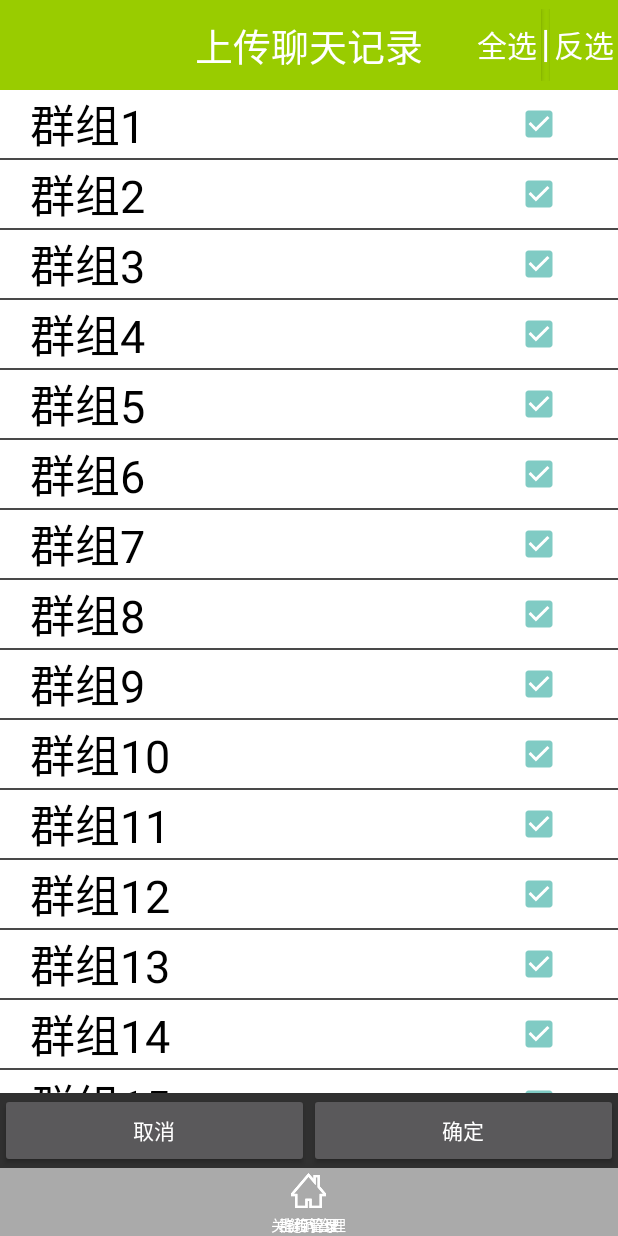
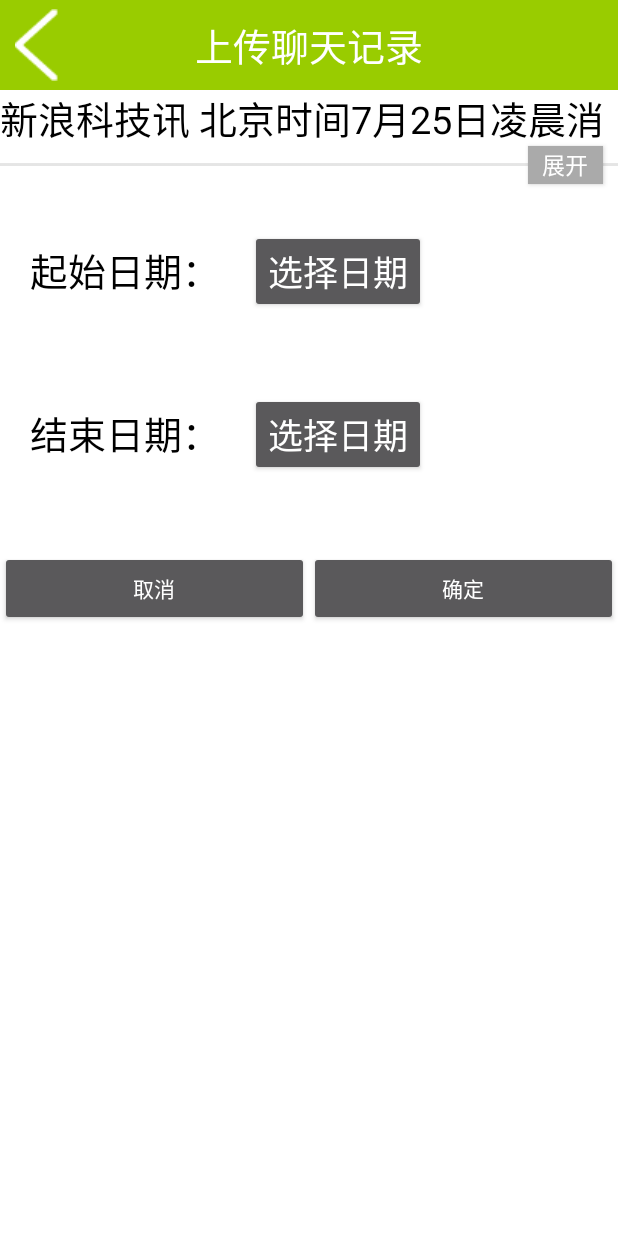
Before and after one commit to AfricanGigolo/WechatHelper, an Android app: the FirstFragment screen opened directly, with no data from a screen before it, after a tap on "确定", on a phone screen of 412 x 824 dp. Run offline under Robolectric (Android 15) with nearby library versions, the phone set to English and light mode, and no system bars; 1 statement that could not run was skipped; 1 other tap on this screen came first.

Commit message:
增加上传聊天记录确认页

```diff
--- a/app/src/main/AndroidManifest.xml
+++ b/app/src/main/AndroidManifest.xml
@@ -23,6 +23,7 @@
             </intent-filter>
         </activity>
         <activity android:name=".MainActivity"/>
+        <activity android:name=".Fm1UploadActivity"></activity>
     </application>
 
 </manifest>
--- a/app/src/main/java/com/example/chenjunfan/wechathelper/FirstFragment.java
+++ b/app/src/main/java/com/example/chenjunfan/wechathelper/FirstFragment.java
@@ -1,5 +1,6 @@
 package com.example.chenjunfan.wechathelper;
 
+import android.content.Intent;
 import android.os.Bundle;
 import android.support.v4.app.Fragment;
 import android.view.LayoutInflater;
@@ -94,6 +95,8 @@ public class FirstFragment extends Fragment implements View.OnClickListener {
                 break;
 
             case R.id.bt_fm1_yes:
+                Intent intent = new Intent(getActivity(),Fm1UploadActivity.class);
+                startActivity(intent);
                 break;
 
             case R.id.bt_fm1_cancle:
--- /dev/null
+++ b/app/src/main/java/com/example/chenjunfan/wechathelper/Fm1UploadActivity.java
@@ -0,0 +1,190 @@
+package com.example.chenjunfan.wechathelper;
+
+import android.app.Activity;
+import android.app.DatePickerDialog;
+import android.app.Dialog;
+import android.os.Bundle;
+import android.view.View;
+import android.view.ViewTreeObserver;
+import android.widget.Button;
+import android.widget.DatePicker;
+import android.widget.FrameLayout;
+import android.widget.ImageButton;
+import android.widget.ImageView;
+import android.widget.TextView;
+
+import java.util.Calendar;
+
+/**
+ * Created by chenjunfan on 2017/2/16.
+ */
+
+public class Fm1UploadActivity extends Activity implements View.OnClickListener {
+    TextView longTV,shortTV;
+    FrameLayout fl_desc;
+    Button moreBT,date1BT,date2BT;
+    ImageButton reBT;
+    ImageView moreIV;
+    boolean isInit = false;
+    boolean isShowShortText = true;
+    private int year1,year2;
+    private int month1,month2;
+    private int day1,day2;
+    @Override
+    protected void onCreate(Bundle savedInstanceState) {
+        super.onCreate(savedInstanceState);
+        setContentView(R.layout.activity_fm1upload);
+        initView();
+        Calendar mycalendar=Calendar.getInstance();
+
+        year1=mycalendar.get(Calendar.YEAR); //获取Calendar对象中的年
+        month1=mycalendar.get(Calendar.MONTH);//获取Calendar对象中的月
+        day1=mycalendar.get(Calendar.DAY_OF_MONTH);//获取这个月的第几天
+
+
+    }
+
+    private void initView()
+    {
+        fl_desc = (FrameLayout) findViewById(R.id.fl_desc);
+        longTV = (TextView) findViewById(R.id.tv_fm1up_long);
+        shortTV = (TextView) findViewById(R.id.tv_fm1up_short);
+        moreBT = (Button) findViewById(R.id.bt_fm1up_more);
+        moreIV = (ImageView) findViewById(R.id.iv_fm1up_moreline);
+        date1BT = (Button) findViewById(R.id.bt_fm1up_date1);
+        date2BT = (Button) findViewById(R.id.bt_fm1up_date2);
+        reBT = (ImageButton) findViewById(R.id.bt_fm1up_re);
+
+        moreBT.setOnClickListener(this);
+        date2BT.setOnClickListener(this);
+        date1BT.setOnClickListener(this);
+        reBT.setOnClickListener(this);
+
+        String str = "新浪科技讯 北京时间7月25日凌晨消息，在今天举行的新产品发布会上，谷歌发布Android 4.3版本，代号仍为\"果冻豆(Jelly Bean)\"。今天发布的新一代Nexus 7将搭载该操作系统，Nexus系列设备今日可收到OTA推送更新。\r\nAndroid 4.3操作系统新增一系列功能。首先是多用户设置功能，包括针对保护儿童的“受限文件(restricted profiles)”特性。用户可以对应用内容进行限制，防止儿童在使用应用时看到不适宜内容，或接触不合适的应用内购买广告。这项功能与微软Windows Phone的\"儿童乐园(Microsoft's Kid's Corner)\"功能类似。\r\n第二项升级是智能蓝牙(Bluetooth Smart)功能，即\"低功耗蓝牙(Bluetooth Low Energy)\"。";
+        longTV.setText(str);
+        shortTV.setText(str);
+
+        ViewTreeObserver vto = fl_desc.getViewTreeObserver();
+        vto.addOnPreDrawListener(new ViewTreeObserver.OnPreDrawListener() {
+            @Override
+            public boolean onPreDraw() {
+                if (isInit)
+                    return true;
+                if (mesureDescription(shortTV, longTV)) {
+                    moreIV.setVisibility(View.VISIBLE);
+                    moreBT.setVisibility(View.VISIBLE);
+                }
+                isInit = true;
+                return true;
+            }
+        });
+
+
+    }
+
+    /**
+     * 计算描述信息是否过长
+     */
+    private boolean mesureDescription(TextView shortView, TextView longView) {
+        final int shortHeight = shortView.getHeight();
+        final int longHeight = longView.getHeight();
+        if (longHeight > shortHeight) {
+            shortView.setVisibility(View.VISIBLE);
+            longView.setVisibility(View.GONE);
+            return true;
+        }
+        shortView.setVisibility(View.GONE);
+        longView.setVisibility(View.VISIBLE);
+        return false;
+    }
+
+    @Override
+    public void onClick(View view) {
+        switch (view.getId())
+        {
+            case R.id.bt_fm1up_more:
+                if (isShowShortText) {
+                    shortTV.setVisibility(View.GONE);
+                    longTV.setVisibility(View.VISIBLE);
+                } else {
+                    shortTV.setVisibility(View.VISIBLE);
+                    longTV.setVisibility(View.GONE);
+                }
+                toogleMoreButton(moreBT);
+                isShowShortText = !isShowShortText;
+                break;
+            case R.id.bt_fm1up_date1:
+                DatePickerDialog dpd=new DatePickerDialog(this,Datelistener1,year1,month1,day1);
+                dpd.show();
+                break;
+            case R.id.bt_fm1up_date2:
+                DatePickerDialog dpd2=new DatePickerDialog(this,Datelistener2,year1,month1,day1);
+                dpd2.show();
+                break;
+            case R.id.bt_fm1up_re:
+                finish();
+                break;
+
+
+        }
+    }
+
+    /**
+     * 更改按钮【更多】的文本
+     */
+    private void toogleMoreButton(Button btn) {
+
+        String text = (String) btn.getText();
+        String moreText = "展开";
+        String lessText = "收起";
+        if (moreText.equals(text)) {
+            btn.setText(lessText);
+        } else {
+            btn.setText(moreText);
+        }
+    }
+
+    private DatePickerDialog.OnDateSetListener Datelistener1=new DatePickerDialog.OnDateSetListener() {
+        /**
+         * params：view：该事件关联的组件
+         * params：myyear：当前选择的年
+         * params：monthOfYear：当前选择的月
+         * params：dayOfMonth：当前选择的日
+         */
+        @Override
+        public void onDateSet(DatePicker view, int myyear, int monthOfYear, int dayOfMonth) {
+
+
+            //修改year、month、day的变量值，以便以后单击按钮时，DatePickerDialog上显示上一次修改后的值
+            year1 = myyear;
+            month1 = monthOfYear;
+            day1 = dayOfMonth;
+            //更新日期
+            date1BT.setText(year1 + "-" + (month1 + 1) + "-" + day1);
+
+        }
+    };
+
+    private DatePickerDialog.OnDateSetListener Datelistener2=new DatePickerDialog.OnDateSetListener() {
+        /**
+         * params：view：该事件关联的组件
+         * params：myyear：当前选择的年
+         * params：monthOfYear：当前选择的月
+         * params：dayOfMonth：当前选择的日
+         */
+        @Override
+        public void onDateSet(DatePicker view, int myyear, int monthOfYear, int dayOfMonth) {
+
+
+            //修改year、month、day的变量值，以便以后单击按钮时，DatePickerDialog上显示上一次修改后的值
+            year2= myyear;
+            month2 = monthOfYear;
+            day2 = dayOfMonth;
+            //更新日期
+            date2BT.setText(year2 + "-" + (month2 + 1) + "-" + day2);
+
+        }
+    };
+
+
+}
--- /dev/null
+++ b/app/src/main/res/layout/activity_fm1upload.xml
@@ -0,0 +1,185 @@
+<?xml version="1.0" encoding="utf-8"?>
+<RelativeLayout xmlns:android="http://schemas.android.com/apk/res/android"
+    xmlns:app="http://schemas.android.com/apk/res-auto"
+    android:layout_width="match_parent"
+    android:layout_height="match_parent"
+    android:background="@android:color/white"
+    >
+
+    <FrameLayout
+        android:layout_width="match_parent"
+        android:layout_height="60dp"
+        android:background="@android:color/holo_green_light"
+        android:layout_alignParentTop="true"
+        >
+        <RelativeLayout
+            android:layout_width="match_parent"
+            android:layout_height="match_parent"
+            >
+
+            <TextView
+                android:gravity="center"
+                android:layout_width="wrap_content"
+                android:layout_height="wrap_content"
+                android:id="@+id/textView"
+                android:layout_centerInParent="true"
+                android:textColor="@android:color/white"
+                android:text="上传聊天记录"
+                android:textSize="25dp"
+                />
+
+            <ImageButton
+                android:layout_width="wrap_content"
+                android:layout_height="wrap_content"
+                android:background="@drawable/tab_re_btn"
+                android:layout_centerVertical="true"
+                android:layout_marginLeft="10dp"
+                android:id="@+id/bt_fm1up_re"
+                />
+
+        </RelativeLayout>
+    </FrameLayout>
+
+    <ScrollView
+        android:layout_width="match_parent"
+        android:layout_height="match_parent"
+        android:id="@+id/sv_fm1up"
+        android:layout_alignParentTop="true"
+        android:layout_alignParentStart="true">
+        <RelativeLayout
+            android:layout_width="match_parent"
+            android:layout_height="match_parent">
+            <FrameLayout
+                android:layout_width="match_parent"
+                android:layout_height="wrap_content"
+                android:id="@+id/fl_desc"
+                android:fadingEdge="horizontal"
+                android:fadingEdgeLength="5dp"
+                >
+                <TextView
+                    android:layout_width="match_parent"
+                    android:layout_height="wrap_content"
+                    android:maxLines="1"
+                    android:id="@+id/tv_fm1up_short"
+                    android:textColor="@android:color/black"
+                    android:textSize="25dp"
+                    android:layout_marginTop="60dp"
+                    />
+                <TextView
+                    android:layout_width="match_parent"
+                    android:layout_height="wrap_content"
+                    android:id="@+id/tv_fm1up_long"
+                    android:textColor="@android:color/black"
+                    android:textSize="25dp"
+                    android:layout_marginTop="60dp"
+
+
+                    />
+
+            </FrameLayout>
+
+            <Button
+                android:id="@+id/bt_fm1up_more"
+                android:layout_width="50dp"
+                android:layout_height="25dp"
+                android:layout_alignParentRight="true"
+                android:layout_below="@id/fl_desc"
+                android:layout_marginRight="10dp"
+                android:background="@android:color/darker_gray"
+                android:gravity="center"
+                android:text="展开"
+                android:textSize="15sp"
+                android:visibility="gone"
+                style="@style/Widget.AppCompat.Button"></Button>
+
+
+            <ImageView
+                android:id="@+id/iv_fm1up_moreline"
+                android:layout_width="match_parent"
+                android:layout_height="2dp"
+                android:background="@drawable/more_line"
+                android:layout_below="@+id/fl_desc"
+                android:layout_alignParentStart="true"
+                android:layout_marginTop="11dp"
+                android:visibility="gone"
+                ></ImageView>
+
+            <TextView
+                android:layout_width="wrap_content"
+                android:layout_height="wrap_content"
+                android:text="起始日期："
+                android:textSize="25dp"
+                android:id="@+id/tv_fm1up_startdate"
+                android:textColor="@android:color/black"
+                android:layout_below="@+id/iv_fm1up_moreline"
+                android:layout_marginLeft="20dp"
+                android:layout_marginTop="50dp"
+                />
+            <TextView
+                android:layout_width="wrap_content"
+                android:layout_height="wrap_content"
+                android:text="结束日期："
+                android:textSize="25dp"
+                android:id="@+id/tv_fm1up_enddate"
+                android:textColor="@android:color/black"
+                android:layout_below="@+id/tv_fm1up_startdate"
+                android:layout_marginLeft="20dp"
+                android:layout_marginTop="70dp"
+                />
+
+            <Button
+                android:text="选择日期"
+                android:layout_width="wrap_content"
+                android:layout_height="wrap_content"
+                android:textSize="23dp"
+                android:id="@+id/bt_fm1up_date1"
+                android:layout_alignBaseline="@+id/tv_fm1up_startdate"
+                android:layout_alignBottom="@+id/tv_fm1up_startdate"
+                android:layout_toEndOf="@+id/tv_fm1up_startdate"
+                android:layout_marginStart="20dp" />
+            <Button
+                android:text="选择日期"
+
+                android:layout_width="wrap_content"
+                android:layout_height="wrap_content"
+                android:textSize="23dp"
+                android:id="@+id/bt_fm1up_date2"
+                android:layout_alignBaseline="@+id/tv_fm1up_enddate"
+                android:layout_alignBottom="@+id/tv_fm1up_enddate"
+                android:layout_alignStart="@+id/bt_fm1up_date1" />
+            <LinearLayout
+                android:layout_width="match_parent"
+                android:layout_height="wrap_content"
+                android:layout_below="@+id/bt_fm1up_date2"
+                android:id="@+id/LL_fm1up_1"
+                android:layout_marginTop="50dp"
+
+                >
+
+                <Button
+                    android:layout_width="wrap_content"
+                    android:textColor="@android:color/white"
+                    android:layout_height="50dp"
+                    android:text="取消"
+                    android:id="@+id/bt_fm1up_cancle"
+                    android:layout_weight="1"
+                    />
+
+                <Button
+                    android:layout_width="wrap_content"
+                    android:textColor="@android:color/white"
+                    android:text="确定"
+                    android:id="@+id/bt_fm1up_yes"
+                    android:layout_height="50dp"
+                    android:layout_weight="1"
+                    />
+            </LinearLayout>
+
+
+
+
+        </RelativeLayout>
+
+    </ScrollView>
+
+</RelativeLayout>
```
Also changed, not shown: app/src/main/res/drawable/more_line.png (added).
